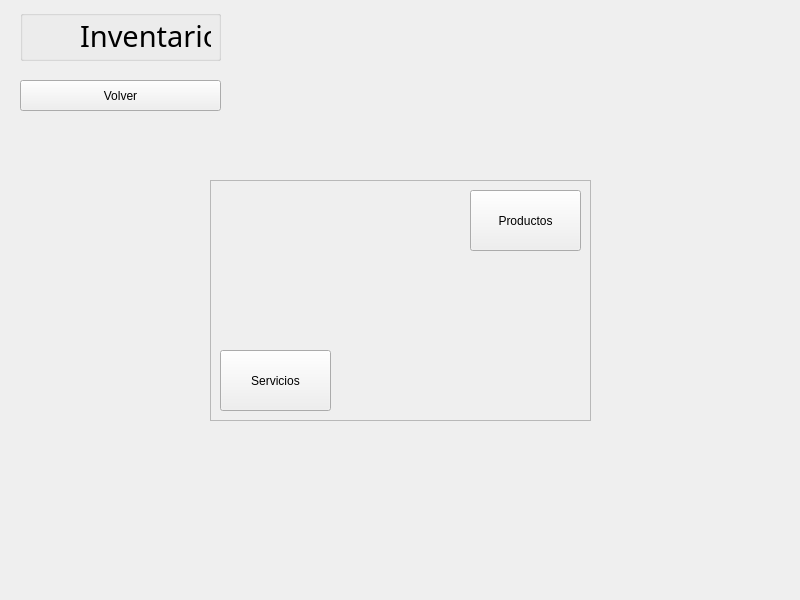
Before: the Qt Designer form GUI/sub_ventanas/ui/reportes/inventarioPanelDesigner.ui in C-Sebastian-M/GLAM_MAKEUP_STORE, drawn with Qt 5.
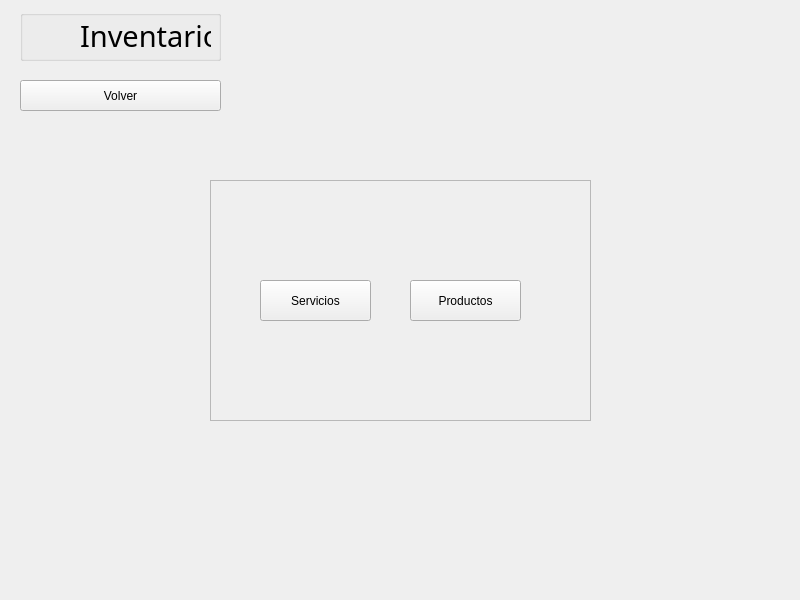
After: the same form once the commit is applied. Icons and pictures are not drawn.

Commit message: Diseño de reportes inventario/venta terminadas, falta la tabla y el query por fecha

Diff of the .ui file:
```diff
--- a/GUI/sub_ventanas/ui/reportes/inventarioPanelDesigner.ui
+++ b/GUI/sub_ventanas/ui/reportes/inventarioPanelDesigner.ui
@@ -35,10 +35,10 @@
    <widget class="QPushButton" name="productos">
     <property name="geometry">
      <rect>
-      <x>260</x>
-      <y>10</y>
+      <x>200</x>
+      <y>100</y>
       <width>111</width>
-      <height>61</height>
+      <height>41</height>
      </rect>
     </property>
     <property name="text">
@@ -48,10 +48,10 @@
    <widget class="QPushButton" name="servicios">
     <property name="geometry">
      <rect>
-      <x>10</x>
-      <y>170</y>
+      <x>50</x>
+      <y>100</y>
       <width>111</width>
-      <height>61</height>
+      <height>41</height>
      </rect>
     </property>
     <property name="text">
```
Left out of the diff: 4 changed lines with no effect on the pictures. The commit also changes 7 other files.
